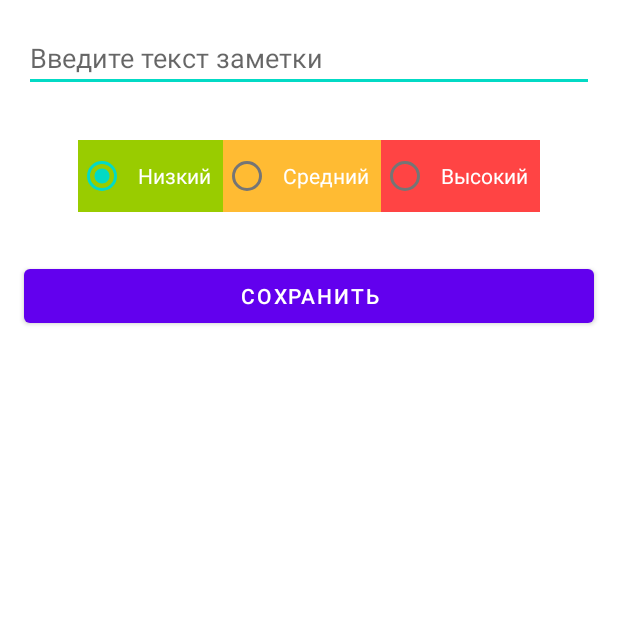
After one commit to timur200362/StepikJavaAndroid1, an Android app: the AddNoteActivity screen opened directly, with no data from a screen before it, on a phone screen of 412 x 824 dp, the top half of it. The commit adds this screen. Run offline under Robolectric (Android 15) with nearby library versions, the phone set to English and light mode, and no system bars.

Commit message:
addNoteActivity(7.3 lesson)

```diff
--- a/app/src/main/AndroidManifest.xml
+++ b/app/src/main/AndroidManifest.xml
@@ -12,6 +12,9 @@
         android:theme="@style/Theme.TodoList"
         tools:targetApi="31">
         <activity
+            android:name=".AddNoteActivity"
+            android:exported="false" />
+        <activity
             android:name=".MainActivity"
             android:exported="true">
             <intent-filter>
--- /dev/null
+++ b/app/src/main/java/com/example/todolist/AddNoteActivity.java
@@ -0,0 +1,61 @@
+package com.example.todolist;
+
+import android.content.Context;
+import android.content.Intent;
+import android.os.Bundle;
+import android.view.View;
+import android.widget.Button;
+import android.widget.EditText;
+import android.widget.RadioButton;
+
+import androidx.appcompat.app.AppCompatActivity;
+
+public class AddNoteActivity extends AppCompatActivity {
+
+    private EditText editTextNote;
+    private RadioButton radioButtonLow;
+    private RadioButton radioButtonMedium;
+    private RadioButton radioButtonHigh;
+    private Button buttonSave;
+
+    @Override
+    protected void onCreate(Bundle savedInstanceState) {
+        super.onCreate(savedInstanceState);
+        setContentView(R.layout.activity_add_note);
+        initViews();
+        buttonSave.setOnClickListener(new View.OnClickListener() {
+            @Override
+            public void onClick(View view) {
+
+            }
+        });
+    }
+
+    private void initViews() {
+        editTextNote = findViewById(R.id.editTextNote);
+        radioButtonLow = findViewById(R.id.radioButtonLow);
+        radioButtonMedium = findViewById(R.id.radioButtonMedium);
+        radioButtonHigh = findViewById(R.id.radioButtonHigh);
+        buttonSave = findViewById(R.id.buttonSave);
+    }
+
+    private void saveNote() {
+        String text = editTextNote.getText().toString().trim();
+        int priority = getPriority();
+    }
+
+    private int getPriority() {
+        int priority;
+        if (radioButtonLow.isChecked()) {
+            priority = 0;
+        } else if (radioButtonMedium.isChecked()) {
+            priority = 1;
+        } else {
+            priority = 2;
+        }
+        return priority;
+    }
+    public static Intent newIntent(Context context){
+        return new Intent(context, AddNoteActivity.class);
+    }
+}
--- a/app/src/main/java/com/example/todolist/MainActivity.java
+++ b/app/src/main/java/com/example/todolist/MainActivity.java
@@ -1,12 +1,13 @@
 package com.example.todolist;
 
-import androidx.appcompat.app.AppCompatActivity;
-import androidx.core.content.ContextCompat;
-
+import android.content.Intent;
 import android.os.Bundle;
 import android.view.View;
 import android.widget.LinearLayout;
 import android.widget.TextView;
+
+import androidx.appcompat.app.AppCompatActivity;
+import androidx.core.content.ContextCompat;
 
 import com.google.android.material.floatingactionbutton.FloatingActionButton;
 
@@ -27,19 +28,27 @@ public class MainActivity extends AppCompatActivity {
         initViews();
 
         Random random = new Random();
-        for (int i = 0; i < 20; i++){
+        for (int i = 0; i < 20; i++) {
             Note note = new Note(i, "Note " + i, random.nextInt(3));
             notes.add(note);
         }
+        showNotes();
+        buttonAddNote.setOnClickListener(new View.OnClickListener() {
+            @Override
+            public void onClick(View view) {
+                Intent intent=AddNoteActivity.newIntent(MainActivity.this);
+                startActivity(intent);
+            }
+        });
     }
 
-    private void initViews(){
+    private void initViews() {
         linearLayoutNotes = findViewById(R.id.linearLayoutNotes);
         buttonAddNote = findViewById(R.id.buttonAddNote);
     }
 
-    private void showNotes(){
-        for (Note note : notes){
+    private void showNotes() {
+        for (Note note : notes) {
             View view = getLayoutInflater().inflate(
                     R.layout.note_item,
                     linearLayoutNotes,
@@ -49,7 +58,7 @@ public class MainActivity extends AppCompatActivity {
             textViewNote.setText(note.getText());
 
             int colorResId;
-            switch (note.getPriority()){
+            switch (note.getPriority()) {
                 case 0:
                     colorResId = android.R.color.holo_green_light;
                     break;
--- /dev/null
+++ b/app/src/main/res/layout/activity_add_note.xml
@@ -0,0 +1,59 @@
+<?xml version="1.0" encoding="utf-8"?>
+<LinearLayout xmlns:android="http://schemas.android.com/apk/res/android"
+    xmlns:tools="http://schemas.android.com/tools"
+    android:layout_width="match_parent"
+    android:layout_height="match_parent"
+    android:orientation="vertical"
+    tools:context=".AddNoteActivity">
+
+    <EditText
+        android:id="@+id/editTextNote"
+        android:layout_width="match_parent"
+        android:layout_height="wrap_content"
+        android:layout_margin="16dp"
+        android:hint="Введите текст заметки"
+        android:inputType="textPersonName" />
+
+    <RadioGroup
+        android:layout_width="match_parent"
+        android:layout_height="wrap_content"
+        android:layout_margin="16dp"
+        android:gravity="center"
+        android:orientation="horizontal">
+
+        <RadioButton
+            android:id="@+id/radioButtonLow"
+            android:layout_width="wrap_content"
+            android:layout_height="wrap_content"
+            android:background="@android:color/holo_green_light"
+            android:padding="8dp"
+            android:text="Низкий"
+            android:textColor="@android:color/white"
+            android:checked="true"/>
+
+        <RadioButton
+            android:id="@+id/radioButtonMedium"
+            android:layout_width="wrap_content"
+            android:layout_height="wrap_content"
+            android:background="@android:color/holo_orange_light"
+            android:padding="8dp"
+            android:text="Средний"
+            android:textColor="@android:color/white" />
+
+        <RadioButton
+            android:id="@+id/radioButtonHigh"
+            android:layout_width="wrap_content"
+            android:layout_height="wrap_content"
+            android:background="@android:color/holo_red_light"
+            android:padding="8dp"
+            android:text="Высокий"
+            android:textColor="@android:color/white" />
+    </RadioGroup>
+
+    <Button
+        android:id="@+id/buttonSave"
+        android:layout_width="match_parent"
+        android:layout_height="wrap_content"
+        android:layout_margin="16dp"
+        android:text="Сохранить" />
+</LinearLayout>
--- a/app/src/main/res/layout/activity_main.xml
+++ b/app/src/main/res/layout/activity_main.xml
@@ -14,7 +14,7 @@
             android:id="@+id/linearLayoutNotes"
             android:layout_width="match_parent"
             android:layout_height="wrap_content"
-            android:orientation="vertical"/>
+            android:orientation="vertical" />
 
     </ScrollView>
 
@@ -25,5 +25,5 @@
         android:text="Button"
         app:layout_constraintBottom_toBottomOf="parent"
         app:layout_constraintEnd_toEndOf="parent"
-        app:srcCompat="@drawable/baseline_add_circle_outline_24"/>
+        app:srcCompat="@drawable/baseline_add_circle_outline_24" />
 </androidx.constraintlayout.widget.ConstraintLayout>
--- a/app/src/main/res/values-night/themes.xml
+++ b/app/src/main/res/values-night/themes.xml
@@ -1,6 +1,6 @@
 <resources xmlns:tools="http://schemas.android.com/tools">
     <!-- Base application theme. -->
-    <style name="Theme.TodoList" parent="Theme.MaterialComponents.DayNight.DarkActionBar">
+    <style name="Theme.TodoList" parent="Theme.MaterialComponents.DayNight.NoActionBar">
         <!-- Primary brand color. -->
         <item name="colorPrimary">@color/purple_200</item>
         <item name="colorPrimaryVariant">@color/purple_700</item>
--- a/app/src/main/res/values/themes.xml
+++ b/app/src/main/res/values/themes.xml
@@ -1,6 +1,6 @@
 <resources xmlns:tools="http://schemas.android.com/tools">
     <!-- Base application theme. -->
-    <style name="Theme.TodoList" parent="Theme.MaterialComponents.DayNight.DarkActionBar">
+    <style name="Theme.TodoList" parent="Theme.MaterialComponents.DayNight.NoActionBar">
         <!-- Primary brand color. -->
         <item name="colorPrimary">@color/purple_500</item>
         <item name="colorPrimaryVariant">@color/purple_700</item>
```
